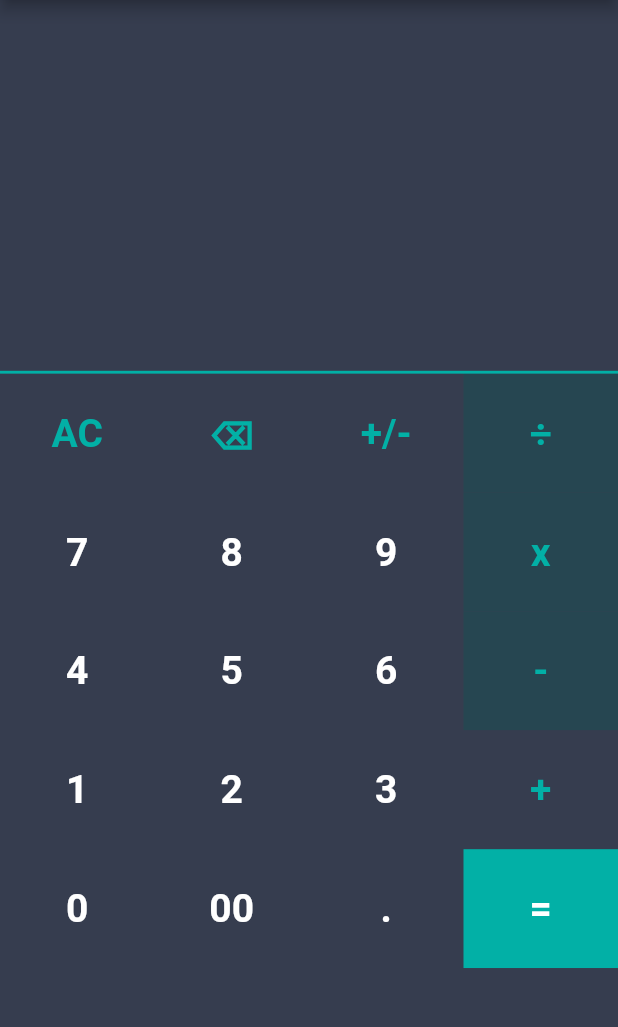
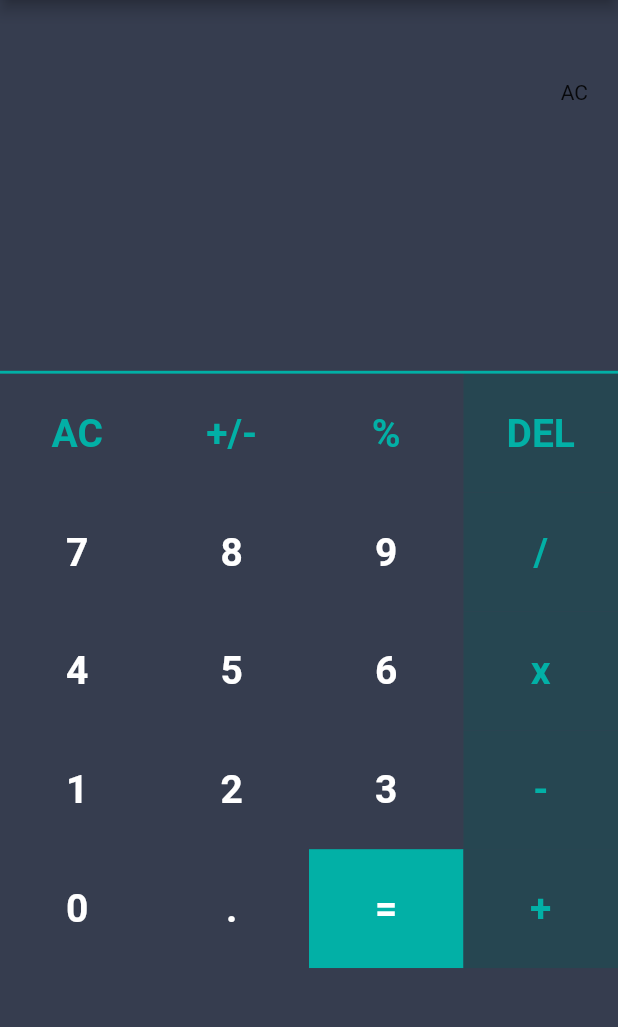
Before and after one commit to mlph-jandag/flutter-calculator, a Flutter app: the screen it shows after launch, after a tap on "AC", on a phone screen of 412 x 824 dp, the part 84-1111 px from its top. Run offline on Flutter 3.47's test engine with Material 2 defaults, Android fonts, the phone set to English and light mode, and no system bars; our stand-ins replace hooks_riverpod.

```diff
--- a/lib/main.dart
+++ b/lib/main.dart
@@ -1,7 +1,12 @@
 import 'package:flutter/material.dart';
+import 'package:flutter_calculator/providers/calculator_provider.dart';
 import 'package:flutter_calculator/screens/calculator/calculator_view.dart';
 import 'package:flutter_calculator/utils/common.dart';
 import 'package:hooks_riverpod/hooks_riverpod.dart';
+
+final calculatorProvider = ChangeNotifierProvider((ref) {
+  return CalculatorChangeNotifier();
+});
 
 void main() {
   runApp(const ProviderScope(child: MyApp()));
--- a/lib/providers/calculator_provider.dart
+++ b/lib/providers/calculator_provider.dart
@@ -1,26 +1,13 @@
 import 'package:flutter/cupertino.dart';
-import 'package:flutter_hooks/flutter_hooks.dart';
 
 class CalculatorChangeNotifier extends ChangeNotifier {
-  int _count = 0;
   String equation = "";
   String result = "";
 
-  Future<void> increment() async {
-    _count += 1;
+  Future<void> onType(String clicked) async {
+    print('you clicked $clicked');
+    equation = equation + clicked;
+
     notifyListeners();
   }
-
-  Future<void> onType(String clicked) async {
-    print('you clicked $clicked');
-  }
-
-  int get count {
-    return _count;
-  }
 }
-
-T useChangeNotifierListenable<T extends ChangeNotifier>(T data) {
-  final state = useState<T>(data);
-  return useListenable(state.value);
-}
--- a/lib/screens/calculator/calculator_button.dart
+++ b/lib/screens/calculator/calculator_button.dart
@@ -1,9 +1,10 @@
 import 'package:flutter/material.dart';
+import 'package:flutter_calculator/main.dart';
 import 'package:flutter_calculator/providers/calculator_provider.dart';
 import 'package:flutter_calculator/utils/common.dart';
-import 'package:flutter_hooks/flutter_hooks.dart';
+import 'package:hooks_riverpod/hooks_riverpod.dart';
 
-class CalculatorButton extends HookWidget {
+class CalculatorButton extends HookConsumerWidget {
   final String label;
   final bool isSpecial;
   final bool isOperator;
@@ -17,11 +18,10 @@ class CalculatorButton extends HookWidget {
       : super(key: key);
 
   @override
-  Widget build(BuildContext context) {
+  Widget build(BuildContext context, WidgetRef ref) {
     final screenData = MediaQuery.of(context).size;
 
-    final calculatorChangeNotifier =
-        useChangeNotifierListenable(CalculatorChangeNotifier());
+    final calculatorChangeNotifier = ref.watch(calculatorProvider);
 
     return InkWell(
       onTap: () {
--- a/lib/screens/calculator/calculator_view.dart
+++ b/lib/screens/calculator/calculator_view.dart
@@ -1,17 +1,16 @@
 import 'package:flutter/material.dart';
-import 'package:flutter_calculator/providers/calculator_provider.dart';
+import 'package:flutter_calculator/main.dart';
 import 'package:flutter_calculator/screens/calculator/calculator_button.dart';
-import 'package:flutter_hooks/flutter_hooks.dart';
+import 'package:hooks_riverpod/hooks_riverpod.dart';
 
-class CalculatorView extends HookWidget {
+class CalculatorView extends HookConsumerWidget {
   const CalculatorView({Key? key}) : super(key: key);
 
   @override
-  Widget build(BuildContext context) {
+  Widget build(BuildContext context, WidgetRef ref) {
     final screenData = MediaQuery.of(context).size;
 
-    final calculatorChangeNotifier =
-        useChangeNotifierListenable(CalculatorChangeNotifier());
+    final calculatorChangeNotifier = ref.watch(calculatorProvider);
 
     return Scaffold(
       appBar: AppBar(
@@ -23,27 +22,31 @@ class CalculatorView extends HookWidget {
           child: Column(
             children: [
               Expanded(
-                child: Container(
-                  child: Center(child: Text(calculatorChangeNotifier.equation)),
+                child: Row(
+                  mainAxisAlignment: MainAxisAlignment.end,
+                  children: [
+                    Padding(
+                      padding: const EdgeInsets.all(20),
+                      child: Text(calculatorChangeNotifier.equation),
+                    ),
+                  ],
                 ),
               ),
               Expanded(
-                child: Container(
-                  child: Center(child: Text(calculatorChangeNotifier.result)),
-                ),
+                child: Center(child: Text(calculatorChangeNotifier.result)),
               )
             ],
           ),
         ),
         const Divider(thickness: 2, height: 2),
         Expanded(
-          child: Container(
+          child: SizedBox(
             width: double.infinity,
             child: GridView.count(
               shrinkWrap: true,
               crossAxisCount: 4,
               childAspectRatio: 1.3,
-              physics: NeverScrollableScrollPhysics(),
+              physics: const NeverScrollableScrollPhysics(),
               children: _buildCalculatorButtons(),
             ),
           ),
@@ -59,15 +62,15 @@ class CalculatorView extends HookWidget {
         isSpecial: true,
       ),
       CalculatorButton(
-        '⌫',
-        isSpecial: true,
-      ),
-      CalculatorButton(
         '+/-',
         isSpecial: true,
       ),
       CalculatorButton(
-        '÷',
+        '%',
+        isSpecial: true,
+      ),
+      CalculatorButton(
+        'DEL',
         isSpecial: true,
         isOperator: true,
       ),
@@ -75,7 +78,7 @@ class CalculatorView extends HookWidget {
       CalculatorButton('8'),
       CalculatorButton('9'),
       CalculatorButton(
-        'x',
+        '/',
         isSpecial: true,
         isOperator: true,
       ),
@@ -83,7 +86,7 @@ class CalculatorView extends HookWidget {
       CalculatorButton('5'),
       CalculatorButton('6'),
       CalculatorButton(
-        '-',
+        'x',
         isSpecial: true,
         isOperator: true,
       ),
@@ -91,16 +94,18 @@ class CalculatorView extends HookWidget {
       CalculatorButton('2'),
       CalculatorButton('3'),
       CalculatorButton(
+        '-',
+        isSpecial: true,
+        isOperator: true,
+      ),
+      CalculatorButton('0'),
+      CalculatorButton('.'),
+      CalculatorButton('=', isEqualSign: true),
+      CalculatorButton(
         '+',
         isSpecial: true,
+        isOperator: true,
       ),
-      CalculatorButton('0'),
-      CalculatorButton('00'),
-      CalculatorButton('.'),
-      CalculatorButton('=', isEqualSign: true),
     ];
   }
-
-  Future<void> _incrementCounter(
-      CalculatorChangeNotifier calculatorChangeNotifier) async {}
 }
```
Also changed, not shown: pubspec.yaml (+4 -4 lines), pubspec.lock.
